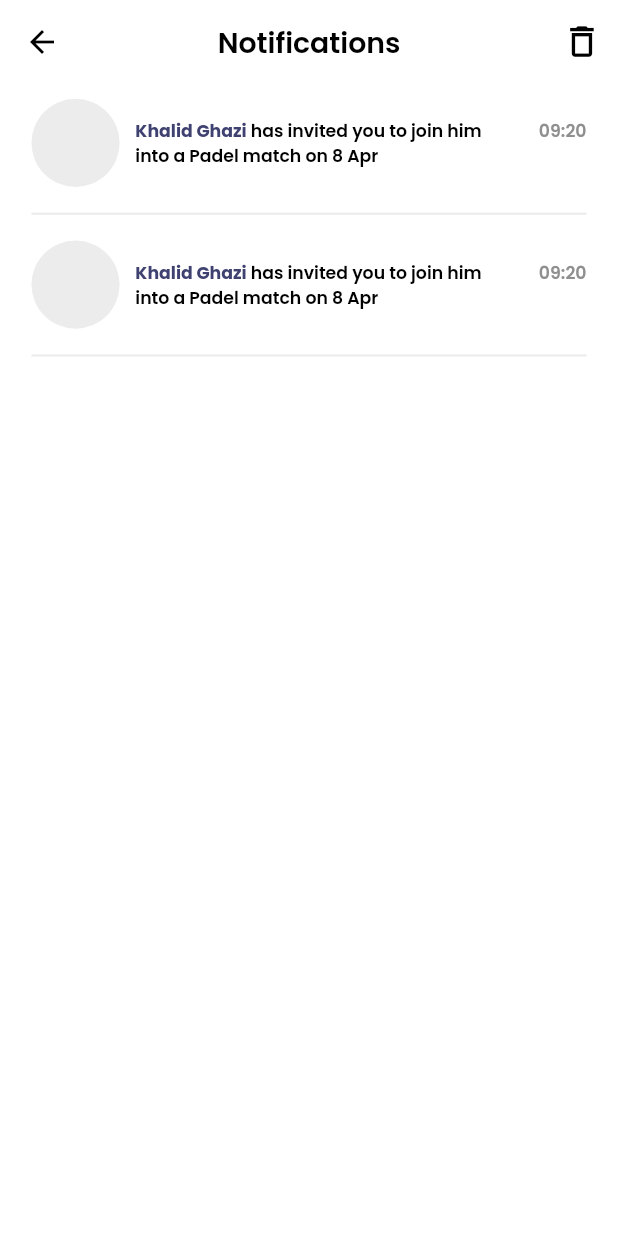
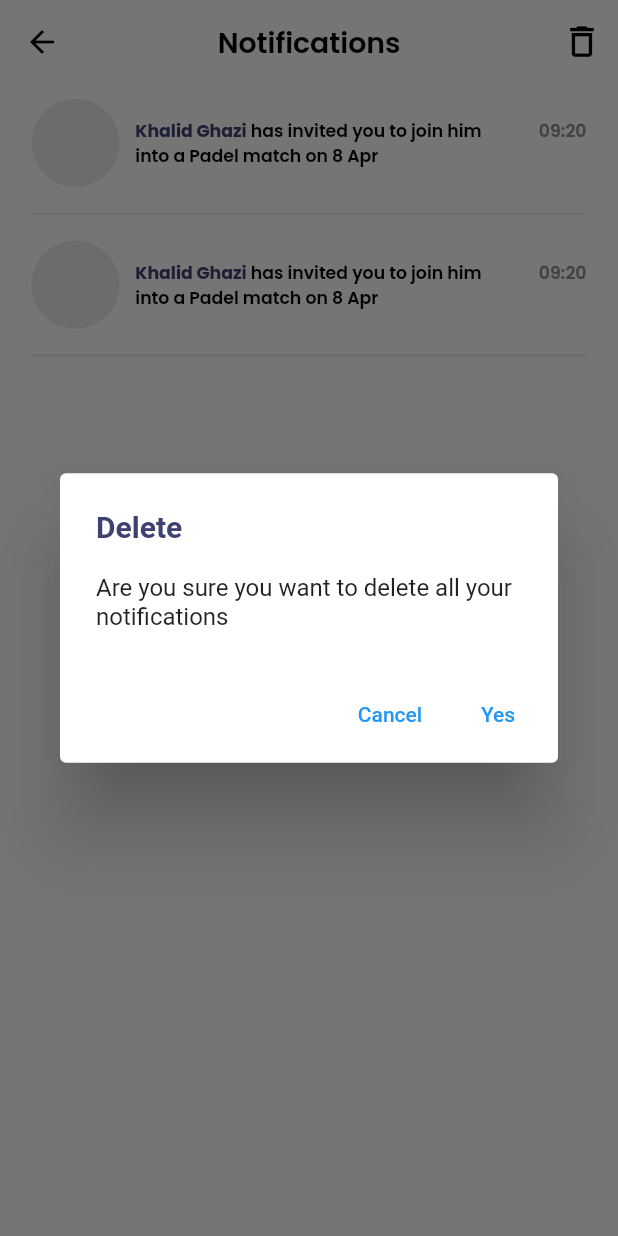
Before and after one commit to Salah-E-Messaoudi/padel, a Flutter app: the ScreenNotification screen opened directly, after a tap on the "delete outline" icon, on a phone screen of 412 x 824 dp. Run offline on Flutter 3.47's test engine with Material 2 defaults, Android fonts, the light colour scheme and no system bars; our stand-ins replace cached_network_image, cloud_firestore, country_code_picker, firebase_auth, firebase_core, firebase_messaging and 12 more; missing offline and left inert: phone_number; accounts and stored records are empty; generated files the repository leaves out were written again; project files that could hold a hidden picture were left out.

Commit message:
notification

```diff
--- /dev/null
+++ b/lib/src/services_models/models/firebase_models/notification_model.dart
@@ -0,0 +1,31 @@
+import 'package:cloud_firestore/cloud_firestore.dart';
+import 'package:padel/functions.dart';
+
+class NotificationModel {
+  NotificationModel({
+    required this.uid,
+    required this.displayname,
+    required this.imageurl,
+    required this.content,
+    required this.time,
+  });
+  final String uid;
+  final String displayname;
+  final String imageurl;
+  final String content;
+  final DateTime time;
+
+  factory NotificationModel.fromDocumentSnapshot(
+    DocumentSnapshot doc,
+    DateTime now,
+  ) {
+    Map<String, dynamic> json = doc.data() as Map<String, dynamic>;
+    return NotificationModel(
+      uid: json['uid'],
+      displayname: json['displayname'],
+      imageurl: json['imageurl'],
+      content: json['content'],
+      time: getDateTime(json['time'])!,
+    );
+  }
+}
--- a/lib/src/widgets/screens/notification.dart
+++ b/lib/src/widgets/screens/notification.dart
@@ -1,12 +1,28 @@
 import 'package:flutter/material.dart';
 import 'package:flutter_screenutil/flutter_screenutil.dart';
 import 'package:flutter_gen/gen_l10n/app_localizations.dart';
+import 'package:padel/functions.dart';
+import 'package:padel/src/services_models/models/firebase_models/notification_model.dart';
 import 'package:padel/src/widgets/tiles.dart';
 import 'package:padel/src/widgets/widget_models.dart';
 
-class ScreenNotification extends StatelessWidget {
+class ScreenNotification extends StatefulWidget {
   const ScreenNotification({Key? key}) : super(key: key);
 
+  @override
+  State<ScreenNotification> createState() => _ScreenNotificationState();
+}
+
+class _ScreenNotificationState extends State<ScreenNotification> {
+  List<NotificationModel> listNotification = [
+    NotificationModel(
+      uid: 'uid',
+      displayname: 'displayname',
+      imageurl: 'imageurl',
+      content: 'content',
+      time: DateTime.now(),
+    ),
+  ];
   @override
   Widget build(BuildContext context) {
     return Scaffold(
@@ -18,7 +34,28 @@ class ScreenNotification extends StatelessWidget {
         centerTitle: true,
         actions: [
           IconButton(
-            onPressed: () {},
+            onPressed: () {
+              showFutureAlertDialog(
+                context: context,
+                title: 'Delete',
+                content:
+                    'Are you sure you want to delete all your notifications',
+                onYes: () async {
+                  await Future.delayed(const Duration(seconds: 2));
+                },
+                onComplete: () {
+                  showSnackBarMessage(
+                    context: context,
+                    fontSize: 14.sp,
+                    hintMessage: 'you have deleted all your notifications',
+                    icon: Icons.check_circle_outline_outlined,
+                  );
+                },
+                onException: (e) {},
+              );
+              listNotification.clear();
+              //TODO delete from firebase
+            },
             icon: Icon(
               Icons.delete_outline,
               color: Theme.of(context).textTheme.headline1!.color,
```
